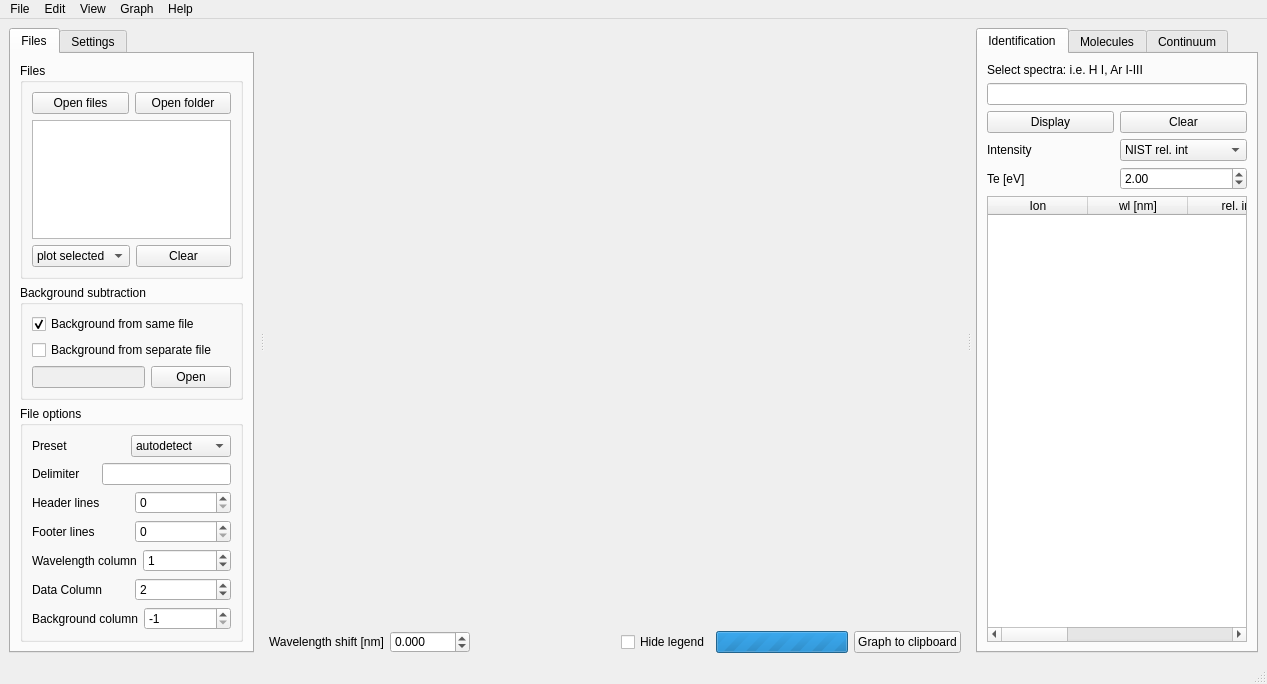
The window that OES_toolbox/ui/main.ui (Julian-Held/OES-toolbox) describes before a commit, drawn with Qt 5.
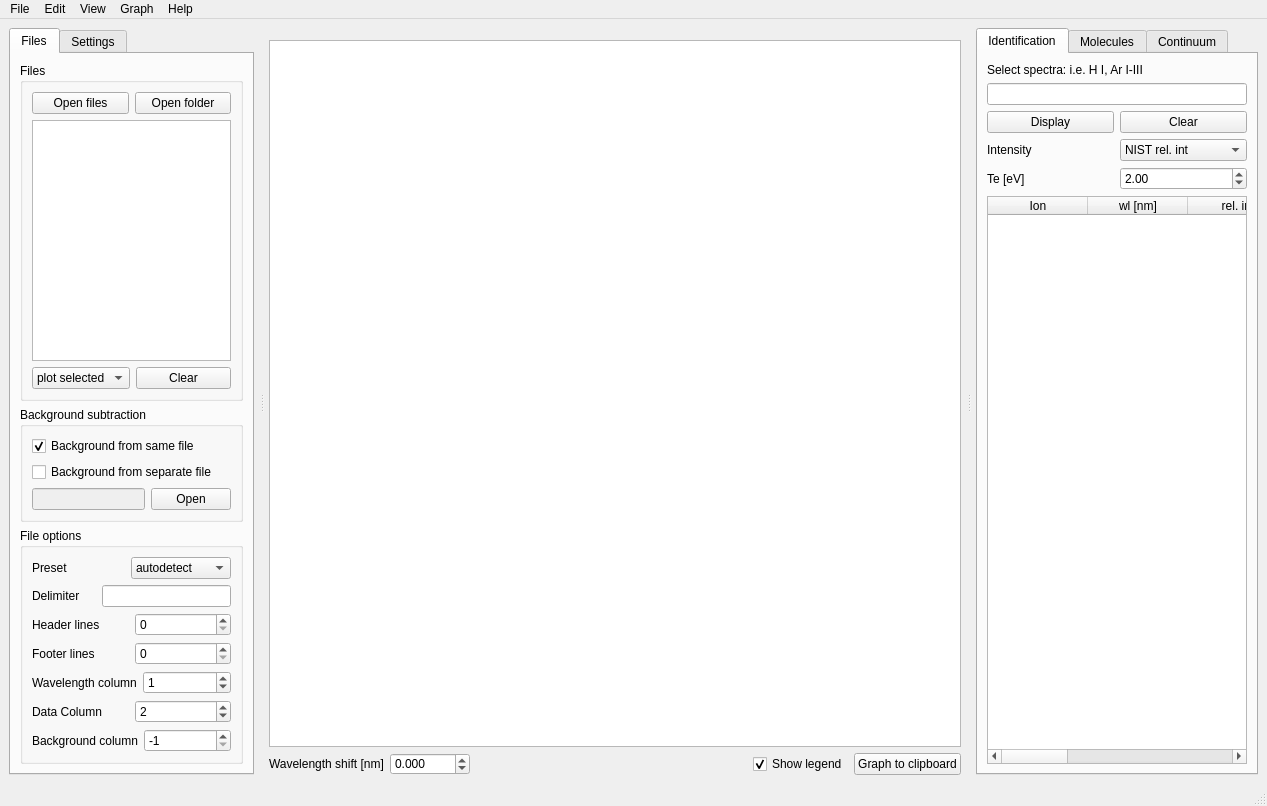
The same window after the commit. Icons and pictures are not drawn. Custom widgets are drawn as their Qt base class.

Commit message: Move progress bar to status bar. Graph view is QGraphicsView again (for now). Inverted legend toggle.

Diff of the .ui file:
```diff
--- a/OES_toolbox/ui/main.ui
+++ b/OES_toolbox/ui/main.ui
@@ -7,7 +7,7 @@
     <x>0</x>
     <y>0</y>
     <width>1267</width>
-    <height>684</height>
+    <height>806</height>
    </rect>
   </property>
   <property name="windowTitle">
@@ -770,24 +770,11 @@
 <item>
            <widget class="QCheckBox" name="check_HideLegend">
             <property name="text">
-             <string>Hide legend</string>
+             <string>Show legend</string>
             </property>
-           </widget>
-          </item>
-          <item>
-           <widget class="QProgressBar" name="progress_bar">
-            <property name="enabled">
+            <property name="checked">
              <bool>true</bool>
             </property>
-            <property name="maximum">
-             <number>0</number>
-            </property>
-            <property name="value">
-             <number>0</number>
-            </property>
-            <property name="textVisible">
-             <bool>false</bool>
-            </property>
            </widget>
           </item>
           <item>
@@ -1609,7 +1596,7 @@
  <customwidgets>
   <customwidget>
    <class>PlotWidget</class>
-   <extends>QWidget</extends>
+   <extends>QGraphicsView</extends>
    <header>pyqtgraph</header>
    <container>1</container>
   </customwidget>
```
Left out of the diff: 6 changed lines with no effect on the pictures. The commit also changes 1 other file.
